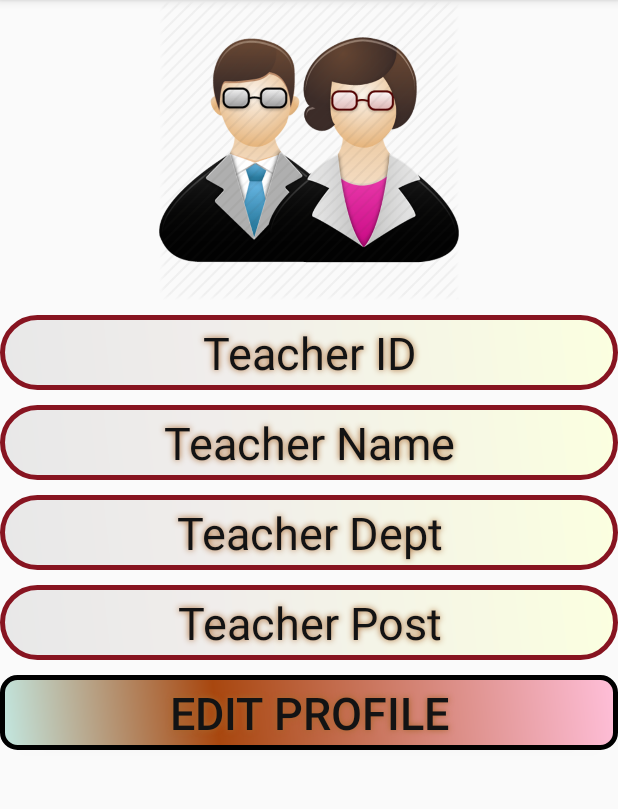
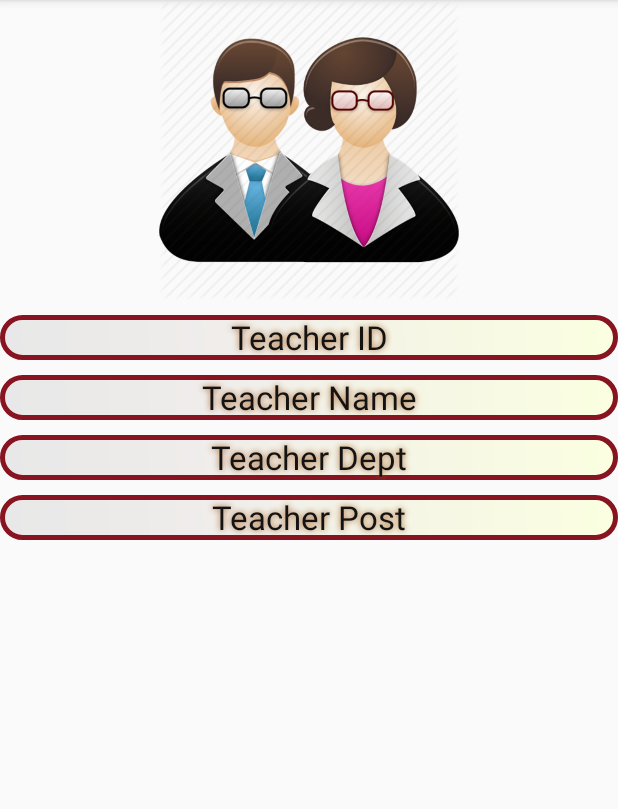
Before and after one commit to priyajagtap/PRESENZA2, an Android app: the Teacher_Profile screen opened directly, with no data from a screen before it, on a phone screen of 412 x 824 dp, the part 84-893 px from its top. Run offline under Robolectric (Android 15) with nearby library versions, the phone set to English and light mode, and no system bars; libraries missing offline, so code that uses them is left out: org.ksoap2, org.ksoap2.serialization, org.ksoap2.transport; 7 statements that could not run were skipped.

Commit message:
presenza

```diff
--- a/app/src/main/java/Data_Model/server_conf.java
+++ b/app/src/main/java/Data_Model/server_conf.java
@@ -25,7 +25,6 @@ public class server_conf {
         this.METHOD_NAME = METHOD_NAME;
         this.SOAP_ACTION = this.NAMESPACE+this.METHOD_NAME;
     }
-
     public String getSOAP_ACTION() {
         return SOAP_ACTION;
     }
--- a/app/src/main/java/com/infogird/www/presenza/Drawer_Activity.java
+++ b/app/src/main/java/com/infogird/www/presenza/Drawer_Activity.java
@@ -274,6 +274,7 @@ public class Drawer_Activity extends AppCompatActivity
             startActivity(int_help);
 
         }else if (id == R.id.nav_logout) {
+            finish();
             // Clear the session data
             // This will clear all session data and
             // redirect user to LoginActivity
--- a/app/src/main/java/com/infogird/www/presenza/Teacher_Profile.java
+++ b/app/src/main/java/com/infogird/www/presenza/Teacher_Profile.java
@@ -44,7 +44,7 @@ public class Teacher_Profile extends AppCompatActivity {
         tv_tname = (TextView)findViewById(R.id.tv_t_name);
         tv_t_dept = (TextView)findViewById(R.id.tv_t_dept);
         tv_t_post =(TextView)findViewById(R.id.tv_t_post);
-        btn_edit_profile = (Button)findViewById(R.id.btn_edit_profile);
+      //  btn_edit_profile = (Button)findViewById(R.id.btn_edit_profile);
 
         sc = new server_conf();
         NAMESPACE = sc.getNAMESPACE();
--- a/app/src/main/res/layout/activity_teacher__profile.xml
+++ b/app/src/main/res/layout/activity_teacher__profile.xml
@@ -25,14 +25,13 @@
 
         <TextView
             android:layout_width="match_parent"
-            android:layout_height="50dp"
+            android:layout_height="30dp"
             android:textAppearance="?android:attr/textAppearanceLarge"
             android:text="Teacher ID"
             android:id="@+id/tv_t_uid"
             android:layout_gravity="center_horizontal"
             android:gravity="center"
             android:textColor="#131314"
-            android:textSize="30sp"
             android:background="@drawable/tv_shape"
             android:shadowColor="#A8652A"
             android:shadowDx="0"
@@ -42,14 +41,13 @@
 
         <TextView
             android:layout_width="match_parent"
-            android:layout_height="50dp"
+            android:layout_height="30dp"
             android:textAppearance="?android:attr/textAppearanceLarge"
             android:text="Teacher Name"
             android:id="@+id/tv_t_name"
             android:layout_gravity="center_horizontal"
             android:gravity="center"
             android:textColor="#131314"
-            android:textSize="30sp"
             android:background="@drawable/tv_shape"
             android:shadowColor="#A8652A"
             android:shadowDx="0"
@@ -59,14 +57,13 @@
 
         <TextView
             android:layout_width="match_parent"
-            android:layout_height="50dp"
+            android:layout_height="30dp"
             android:textAppearance="?android:attr/textAppearanceLarge"
             android:text="Teacher Dept"
             android:id="@+id/tv_t_dept"
             android:layout_gravity="center_horizontal"
             android:gravity="center"
             android:textColor="#131314"
-            android:textSize="30sp"
             android:background="@drawable/tv_shape"
             android:shadowColor="#A8652A"
             android:shadowDx="0"
@@ -76,14 +73,13 @@
 
         <TextView
             android:layout_width="match_parent"
-            android:layout_height="50dp"
+            android:layout_height="30dp"
             android:textAppearance="?android:attr/textAppearanceLarge"
             android:text="Teacher Post"
             android:id="@+id/tv_t_post"
             android:layout_gravity="center_horizontal"
             android:gravity="center"
             android:textColor="#131314"
-            android:textSize="30sp"
             android:background="@drawable/tv_shape"
             android:shadowColor="#A8652A"
             android:shadowDx="0"
@@ -91,21 +87,20 @@
             android:shadowRadius="5"
             android:layout_marginTop="10dp"/>
 
-        <Button
+   <!--     <Button
             android:layout_width="match_parent"
-            android:layout_height="50dp"
+            android:layout_height="30dp"
             android:text="Edit Profile"
             android:id="@+id/btn_edit_profile"
             android:layout_gravity="center_horizontal"
             android:gravity="center"
             android:textColor="#131314"
-            android:textSize="30sp"
             android:background="@drawable/buttonshape"
             android:shadowColor="#A8652A"
             android:shadowDx="0"
             android:shadowDy="0"
             android:shadowRadius="5"
-            android:layout_marginTop="10dp"/>
+            android:layout_marginTop="10dp"/>-->
 
     </LinearLayout>
 </RelativeLayout>
```
